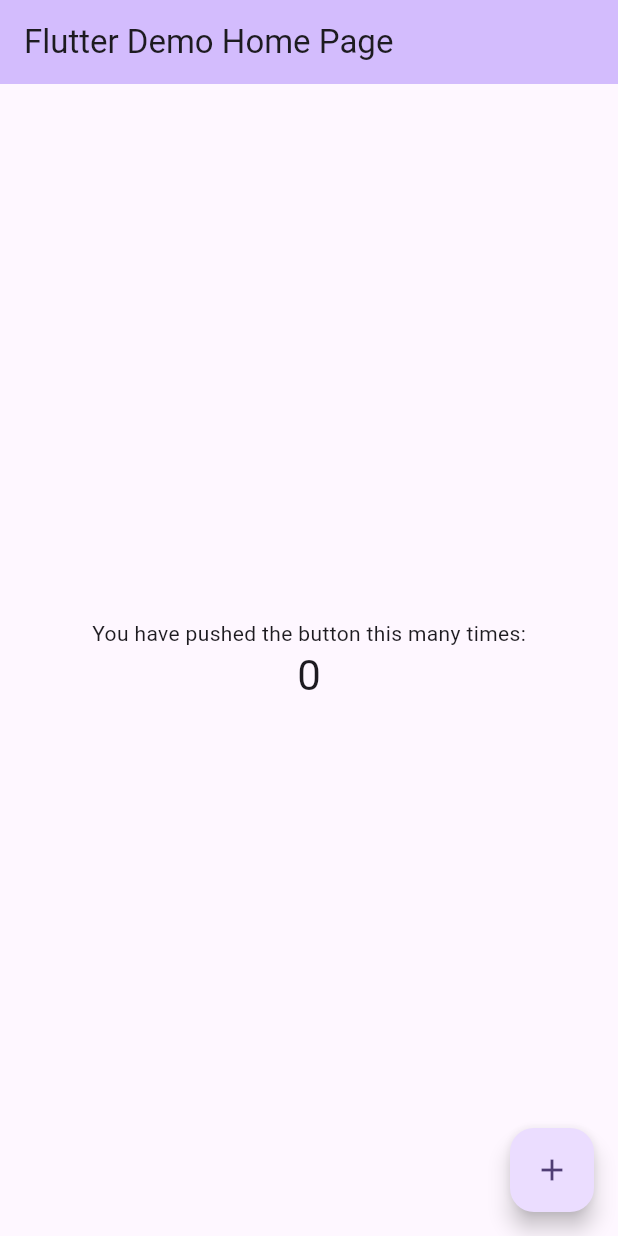
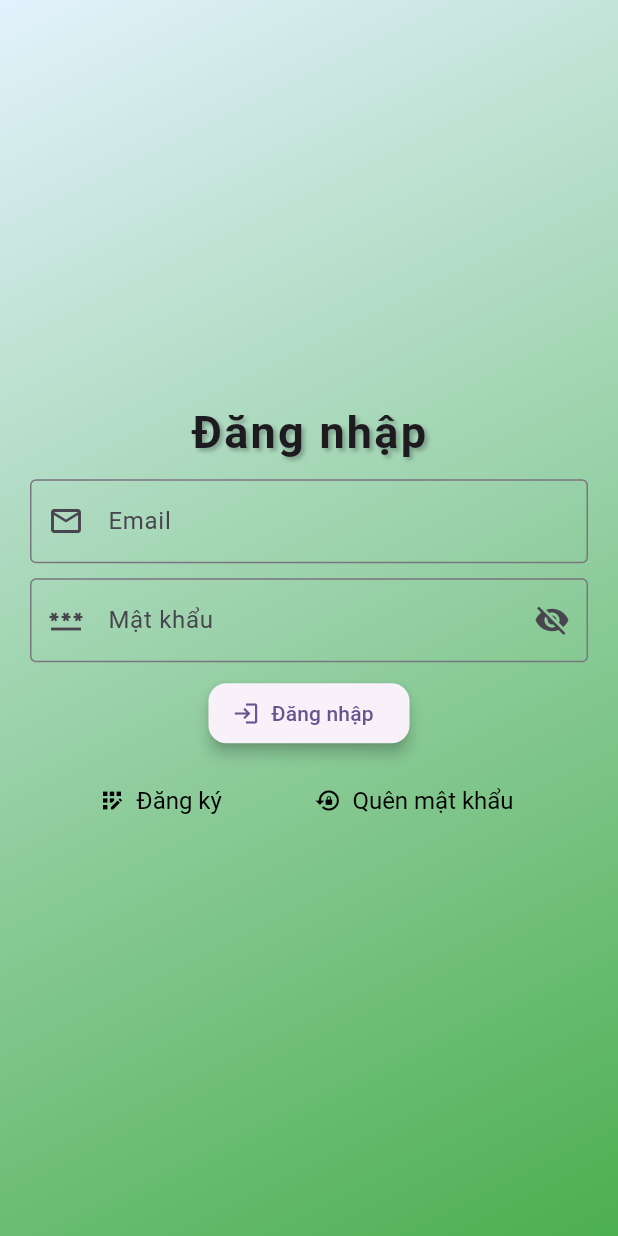
Before and after one commit to LeTienIT/work_near, a Flutter app: the screen it shows after launch, on a phone screen of 412 x 824 dp. Run offline on Flutter 3.47's test engine with Material 3 defaults, Android fonts, the phone set to English and light mode, and no system bars; our stand-ins replace dartz, equatable, firebase_auth, firebase_core, flutter_bloc, get_it; accounts and stored records are empty.

Commit message:
Thêm UI login - register, đăng ký DI, action login

```diff
--- a/lib/features/auth/data/repositories/auth_repository_impl.dart
+++ b/lib/features/auth/data/repositories/auth_repository_impl.dart
@@ -16,7 +16,16 @@ class AuthRepositoryImpl implements AuthRepository {
       final user = await dataSource.loginWithEmailPassword(email, password);
       return Right(user);
     } on fb.FirebaseAuthException catch (e) {
-      return Left(AuthFailure(e.toString()));
+      // print(e.code);
+      if (e.code == 'invalid-email') {
+        return Left(AuthFailure('Email không hợp lệ.'));
+      } else if (e.code == 'user-not-found') {
+        return Left(AuthFailure('Tài khoản không tồn tại.'));
+      } else if (e.code == 'wrong-password') {
+        return Left(AuthFailure('Sai mật khẩu.'));
+      } else {
+        return Left(AuthFailure('Đăng nhập thất bại. Vui lòng thử lại.'));
+      }
     }catch (e) {
       return Left(ServerFailure(e.toString()));
     }
--- /dev/null
+++ b/lib/features/auth/presentation/screens/login_screen.dart
@@ -0,0 +1,196 @@
+import 'package:flutter/material.dart';
+import 'package:flutter_bloc/flutter_bloc.dart';
+import 'package:work_near/features/auth/presentation/bloc/auth_bloc.dart';
+import 'package:work_near/features/auth/presentation/bloc/auth_event.dart';
+import 'package:work_near/features/auth/presentation/bloc/auth_state.dart';
+
+class LoginScreen extends StatefulWidget{
+  const LoginScreen({super.key});
+
+  @override
+  State<StatefulWidget> createState() {
+    return _LoginScreenState();
+  }
+}
+class _LoginScreenState extends State<LoginScreen> with SingleTickerProviderStateMixin{
+  final _form = GlobalKey<FormState>();
+  final TextEditingController email = TextEditingController();
+  final TextEditingController pass = TextEditingController();
+
+  late AnimationController _controller;
+  late Animation<double> _fadeAnimation;
+  late Animation<Offset> _slideAnimation;
+
+  bool hidePass = true;
+
+
+  @override
+  void initState() {
+    super.initState();
+    _controller = AnimationController(vsync: this, duration: Duration(seconds: 1));
+
+    _fadeAnimation = Tween<double>(begin: 0.0, end: 1.0).animate(
+      CurvedAnimation(parent: _controller, curve: Curves.easeInOut)
+    );
+
+    _slideAnimation = Tween<Offset>(begin: Offset(0, 0.3), end: Offset.zero).animate(
+      CurvedAnimation(parent: _controller, curve: Curves.easeOut)
+    );
+
+    _controller.forward();
+
+  }
+
+  @override
+  void dispose() {
+    // TODO: implement dispose
+    super.dispose();
+    _controller.dispose();
+  }
+
+  @override
+  Widget build(BuildContext context) {
+    return BlocConsumer<AuthBloc, AuthState>(
+        builder: (context, state){
+          if(state is AuthLoading){
+            return const Scaffold(
+              body: Center(child: CircularProgressIndicator()),
+            );
+          }
+          return Scaffold(
+            body: Container(
+              decoration: BoxDecoration(
+                  gradient: LinearGradient(
+                      begin: Alignment.topLeft,
+                      end: Alignment.bottomRight,
+                      colors: [Colors.blue.shade50, Colors.green]
+                  ),
+                  boxShadow: [BoxShadow(color: Colors.grey.shade200, blurRadius: 10)]
+              ),
+              child: Padding(
+                padding: EdgeInsets.symmetric(vertical: 0, horizontal: 20),
+                child: FadeTransition(
+                  opacity: _fadeAnimation,
+                  child: Form(
+                    key: _form,
+                    child: Column(
+                      mainAxisAlignment: MainAxisAlignment.center,
+                      crossAxisAlignment: CrossAxisAlignment.center,
+                      children: [
+                        Text(
+                          "Đăng nhập",
+                          overflow: TextOverflow.ellipsis,
+                          style: TextStyle(
+                              fontSize: 30,
+                              fontWeight: FontWeight.bold,
+                              letterSpacing: 1.5,
+                              shadows: [
+                                Shadow(
+                                    color: Colors.black26,
+                                    offset: Offset(2, 2),
+                                    blurRadius: 3
+                                )
+                              ]
+                          ),
+                        ),
+                        SizedBox(height: 10,),
+                        TextFormField(
+                          controller: email,
+                          textInputAction: TextInputAction.next,
+                          decoration: InputDecoration(
+                              label: Text('Email'),
+                              prefixIcon: Icon(Icons.email_outlined),
+                              border: OutlineInputBorder()
+                          ),
+                          validator: (value) {
+                            if (value == null || value.isEmpty) {
+                              return 'Vui lòng nhập email';
+                            }
+                            return null;
+                          },
+                        ),
+                        SizedBox(height: 10,),
+                        TextFormField(
+                          controller: pass,
+                          textInputAction: TextInputAction.next,
+                          obscureText: hidePass,
+                          decoration: InputDecoration(
+                              label: Text("Mật khẩu"),
+                              prefixIcon: Icon(Icons.password_outlined),
+                              suffixIcon: IconButton(
+                                  onPressed: (){
+                                    setState(() {
+                                      hidePass = !hidePass;
+                                    });
+                                  },
+                                  icon: Icon(hidePass ? Icons.visibility_off : Icons.visibility)
+                              ),
+                              border: OutlineInputBorder()
+                          ),
+                          validator: (value) {
+                            if (value == null || value.isEmpty) {
+                              return 'Vui lòng nhập mật khẩu';
+                            }
+                            return null;
+                          },
+                        ),
+                        SizedBox(height: 10,),
+                        ElevatedButton.icon(
+                          onPressed: (){
+                            if(_form.currentState!.validate()){
+                              context.read<AuthBloc>().add(LoginRequested(email.text, pass.text));
+                            }
+                          },
+                          style: ElevatedButton.styleFrom(
+                              shape: RoundedRectangleBorder(borderRadius: BorderRadius.circular(12)),
+                              elevation: 4
+                          ),
+                          label: Text("Đăng nhập"),
+                          icon: Icon(Icons.login),
+                        ),
+                        SizedBox(height: 10,),
+                        Row(
+                          mainAxisAlignment: MainAxisAlignment.spaceEvenly,
+                          children: [
+                            TextButton.icon(
+                              onPressed: () {},
+                              icon: Icon(Icons.app_registration_outlined, size: 18),
+                              label: Text("Đăng ký"),
+                              style: TextButton.styleFrom(
+                                foregroundColor: Colors.black, // màu chữ & icon
+                                textStyle: TextStyle(fontSize: 16),
+                              ),
+                            ),
+                            TextButton.icon(
+                              onPressed: () {},
+                              icon: Icon(Icons.lock_reset, size: 18),
+                              label: Text("Quên mật khẩu"),
+                              style: TextButton.styleFrom(
+                                foregroundColor: Colors.black,
+                                textStyle: TextStyle(fontSize: 16),
+                              ),
+                            ),
+                          ],
+                        )
+                      ],
+                    ),
+                  ),
+                ),
+              ),
+            ),
+          );
+        },
+        listener: (context, state){
+          if (state is AuthError) {
+            ScaffoldMessenger.of(context).showSnackBar(
+              SnackBar(content: Text(state.message)),
+
+            );
+          } else if (state is AuthAuthenticated) {
+            // Navigator.pushReplacementNamed(context, '/home');
+          }
+        }
+    );
+  }
+
+}
--- a/lib/main.dart
+++ b/lib/main.dart
@@ -1,5 +1,10 @@
 import 'package:flutter/material.dart';
 import 'package:firebase_core/firebase_core.dart';
+import 'package:flutter_bloc/flutter_bloc.dart';
+import 'package:work_near/core/di/injector.dart' as sl;
+import 'package:work_near/features/auth/presentation/bloc/auth_bloc.dart';
+import 'package:work_near/features/auth/presentation/screens/login_screen.dart';
+import 'package:work_near/features/auth/presentation/screens/register_screen.dart';
 import 'firebase_options.dart';
 
 void main() async {
@@ -9,7 +14,14 @@ void main() async {
     options: DefaultFirebaseOptions.currentPlatform,
   );
 
-  runApp(const MyApp());
+  sl.initDI();
+
+  runApp(
+    BlocProvider(
+      create: (_) => sl.di<AuthBloc>(),
+      child: const MyApp(),
+    )
+  );
 }
 
 class MyApp extends StatelessWidget {
@@ -19,63 +31,12 @@ class MyApp extends StatelessWidget {
   @override
   Widget build(BuildContext context) {
     return MaterialApp(
-      title: 'Flutter Demo',
+      title: 'Ứng dụng',
       theme: ThemeData(
 
         colorScheme: ColorScheme.fromSeed(seedColor: Colors.deepPurple),
       ),
-      home: const MyHomePage(title: 'Flutter Demo Home Page'),
+      home: LoginScreen(),
     );
   }
 }
-
-class MyHomePage extends StatefulWidget {
-  const MyHomePage({super.key, required this.title});
-
-
-
-  final String title;
-
-  @override
-  State<MyHomePage> createState() => _MyHomePageState();
-}
-
-class _MyHomePageState extends State<MyHomePage> {
-  int _counter = 0;
-
-  void _incrementCounter() {
-    setState(() {
-
-      _counter++;
-    });
-  }
-
-  @override
-  Widget build(BuildContext context) {
-
-    return Scaffold(
-      appBar: AppBar(
-
-        backgroundColor: Theme.of(context).colorScheme.inversePrimary,
-        title: Text(widget.title),
-      ),
-      body: Center(
-        child: Column(
-          mainAxisAlignment: MainAxisAlignment.center,
-          children: <Widget>[
-            const Text('You have pushed the button this many times:'),
-            Text(
-              '$_counter',
-              style: Theme.of(context).textTheme.headlineMedium,
-            ),
-          ],
-        ),
-      ),
-      floatingActionButton: FloatingActionButton(
-        onPressed: _incrementCounter,
-        tooltip: 'Increment',
-        child: const Icon(Icons.add),
-      ),
-    );
-  }
-}
--- a/pubspec.yaml
+++ b/pubspec.yaml
@@ -17,6 +17,7 @@ dependencies:
   shared_preferences: ^2.5.3
   dartz: ^0.10.1
   equatable: ^2.0.5
+  get_it: ^8.2.0
 
 dev_dependencies:
   flutter_test:
```
Also changed, not shown: lib/core/di/injector.dart (added, +44 -0 lines), lib/features/auth/presentation/screens/register_screen.dart (added, +183 -0 lines), pubspec.lock, 1 other file.
